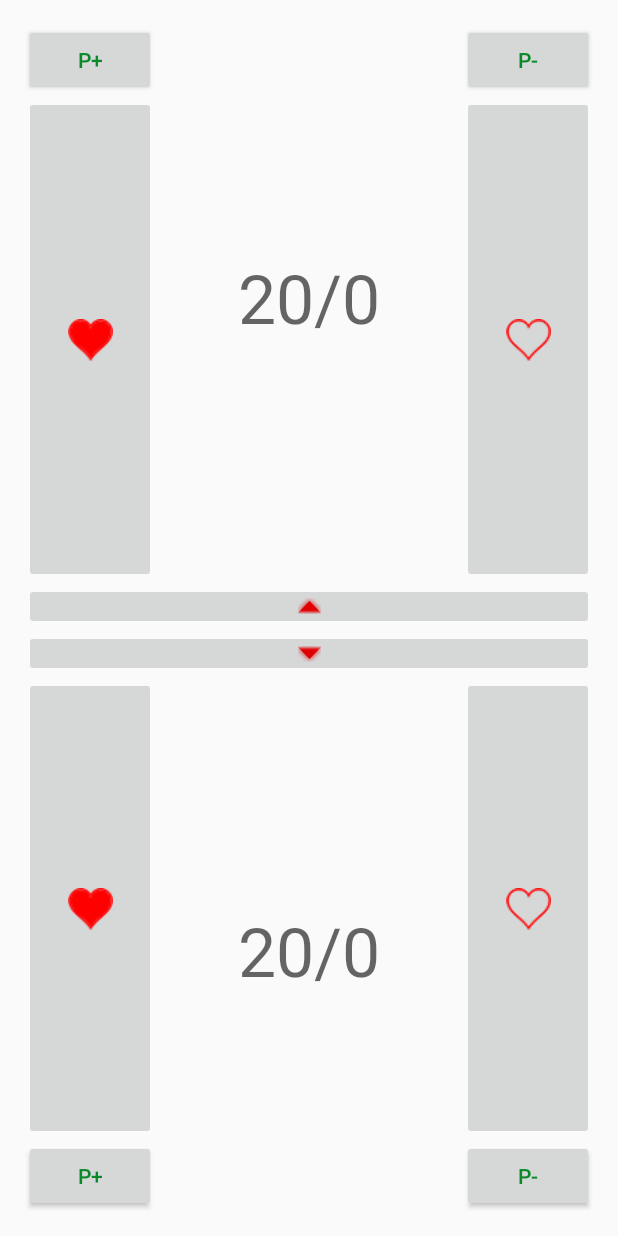
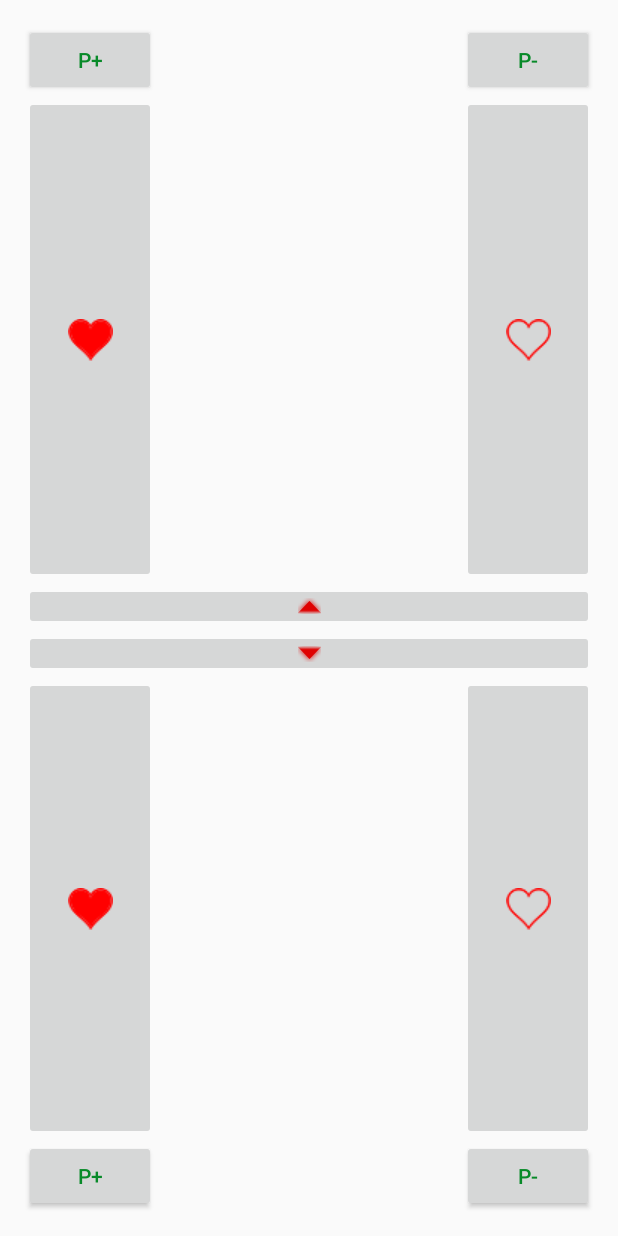
Before and after one commit to CristianJiRo/P2_Magic, an Android app: the layout fragment_main.xml on its own in the app's theme, with its tools: preview values and no code run, on a phone screen of 412 x 824 dp. Run offline under Robolectric (Android 15) with nearby library versions, the phone set to English and light mode, and no system bars.

Commit message:
Persistencia de los datos hecha. Hay mucho codigo duplicado por error.

```diff
--- a/app/src/main/res/layout-land/fragment_main.xml
+++ b/app/src/main/res/layout-land/fragment_main.xml
@@ -52,10 +52,10 @@
         android:layout_weight="1">
 
         <TextView
-            android:text="20/0"
+            android:text=""
             android:layout_width="wrap_content"
             android:layout_height="match_parent"
-            android:id="@+id/p1ContadorA"
+            android:id="@+id/p1Contador"
             android:layout_weight="1"
             android:gravity="center_vertical|center_horizontal"
             android:textAppearance="@style/TextAppearance.AppCompat.Display2" />
@@ -79,10 +79,10 @@
 
 
         <TextView
-            android:text="20/0"
+            android:text=""
             android:layout_width="wrap_content"
             android:layout_height="match_parent"
-            android:id="@+id/p2ContadorA"
+            android:id="@+id/p2Contador"
             android:layout_weight="1"
             android:gravity="center_vertical|center_horizontal"
             android:textAppearance="@style/TextAppearance.AppCompat.Display2" />
--- a/app/src/main/res/layout/fragment_main.xml
+++ b/app/src/main/res/layout/fragment_main.xml
@@ -61,7 +61,7 @@
         />
 
     <TextView
-        android:text="20/0"
+        android:text=""
         android:layout_width="wrap_content"
         android:layout_height="wrap_content"
         android:id="@+id/p1Contador"
@@ -78,7 +78,7 @@
         android:textAppearance="@style/TextAppearance.AppCompat.Display2" />
 
     <TextView
-        android:text="20/0"
+        android:text=""
         android:layout_width="wrap_content"
         android:layout_height="wrap_content"
         android:id="@+id/p2Contador"
```
Also changed, not shown: app/src/main/java/com/example/magic/MainActivity.java (+25 -11 lines).
